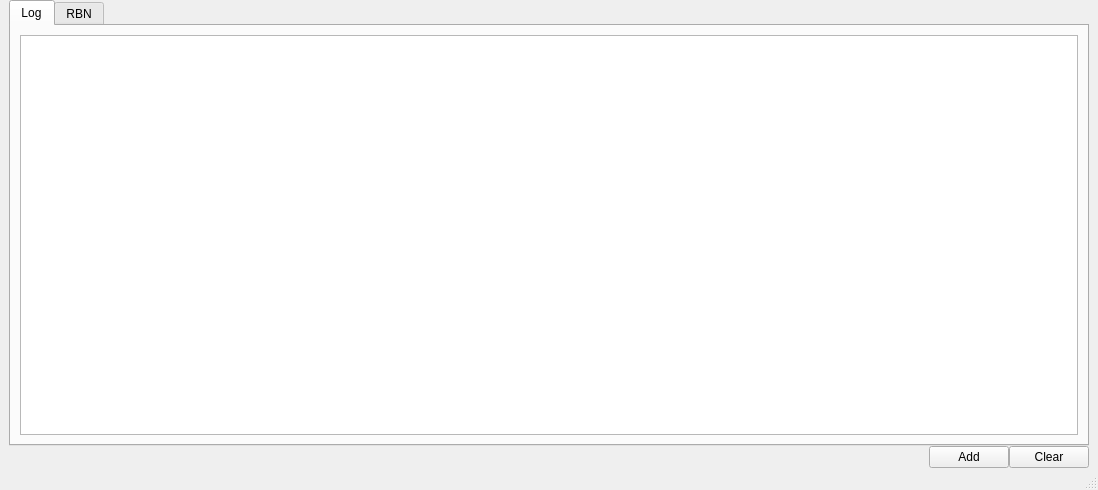
First picture: the form in mainwindow.ui, repository eloranta/WWA, before the edit.
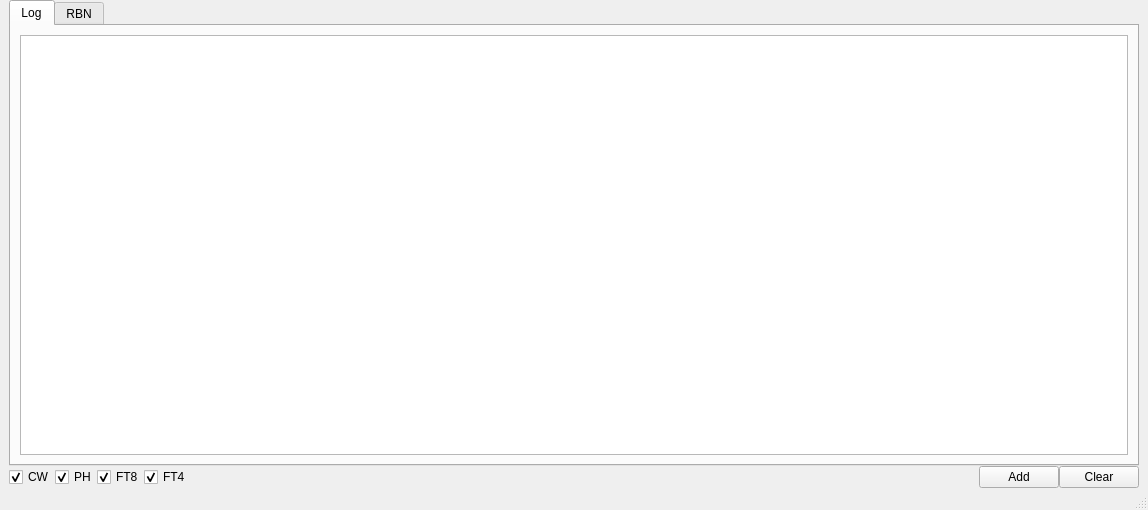
Second picture: the form after the edit.

Commit message: add show/hide buttons

The edit to the form file:
```diff
--- a/mainwindow.ui
+++ b/mainwindow.ui
@@ -6,8 +6,8 @@
    <rect>
     <x>0</x>
     <y>0</y>
-    <width>1098</width>
-    <height>490</height>
+    <width>1148</width>
+    <height>510</height>
    </rect>
   </property>
   <property name="windowTitle">
@@ -55,6 +55,50 @@
     </item>
     <item row="1" column="0">
      <layout class="QHBoxLayout" name="horizontalLayout">
+      <item>
+       <layout class="QHBoxLayout" name="modeFilterLayout">
+        <item>
+         <widget class="QCheckBox" name="cwCheckBox">
+          <property name="text">
+           <string>CW</string>
+          </property>
+          <property name="checked">
+           <bool>true</bool>
+          </property>
+         </widget>
+        </item>
+        <item>
+         <widget class="QCheckBox" name="phCheckBox">
+          <property name="text">
+           <string>PH</string>
+          </property>
+          <property name="checked">
+           <bool>true</bool>
+          </property>
+         </widget>
+        </item>
+        <item>
+         <widget class="QCheckBox" name="ft8CheckBox">
+          <property name="text">
+           <string>FT8</string>
+          </property>
+          <property name="checked">
+           <bool>true</bool>
+          </property>
+         </widget>
+        </item>
+        <item>
+         <widget class="QCheckBox" name="ft4CheckBox">
+          <property name="text">
+           <string>FT4</string>
+          </property>
+          <property name="checked">
+           <bool>true</bool>
+          </property>
+         </widget>
+        </item>
+       </layout>
+      </item>
       <item>
        <spacer name="horizontalSpacer">
         <property name="orientation">
```
Left out of the diff: 2 changed lines with no effect on the pictures. The commit also changes 2 other files.
